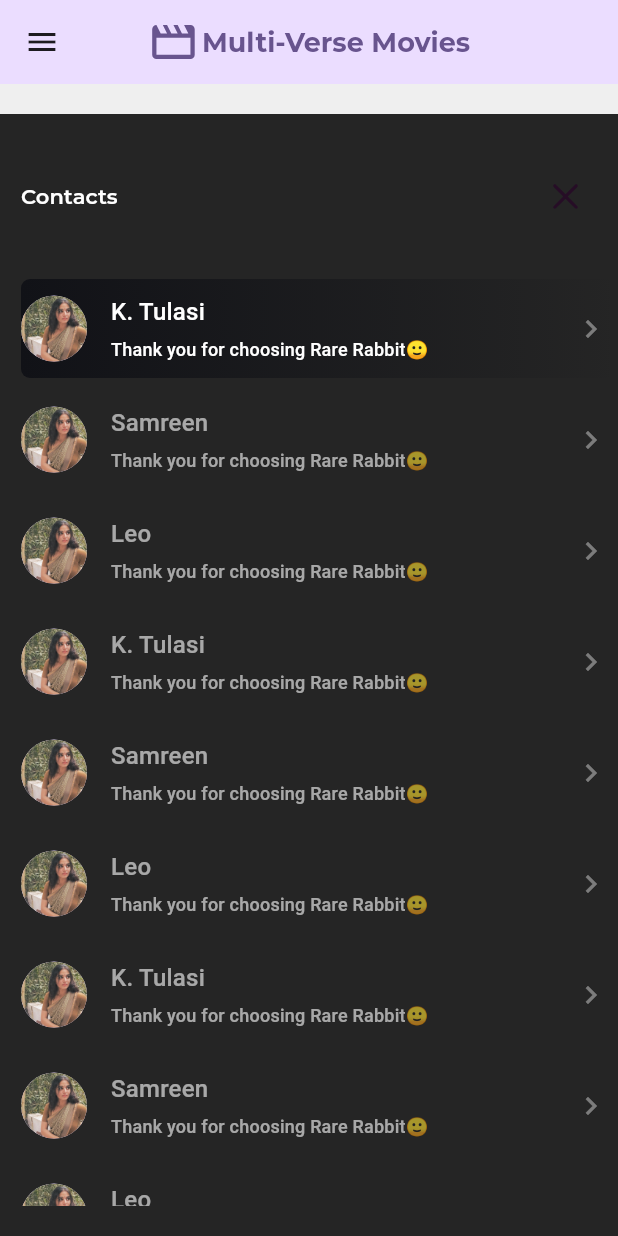
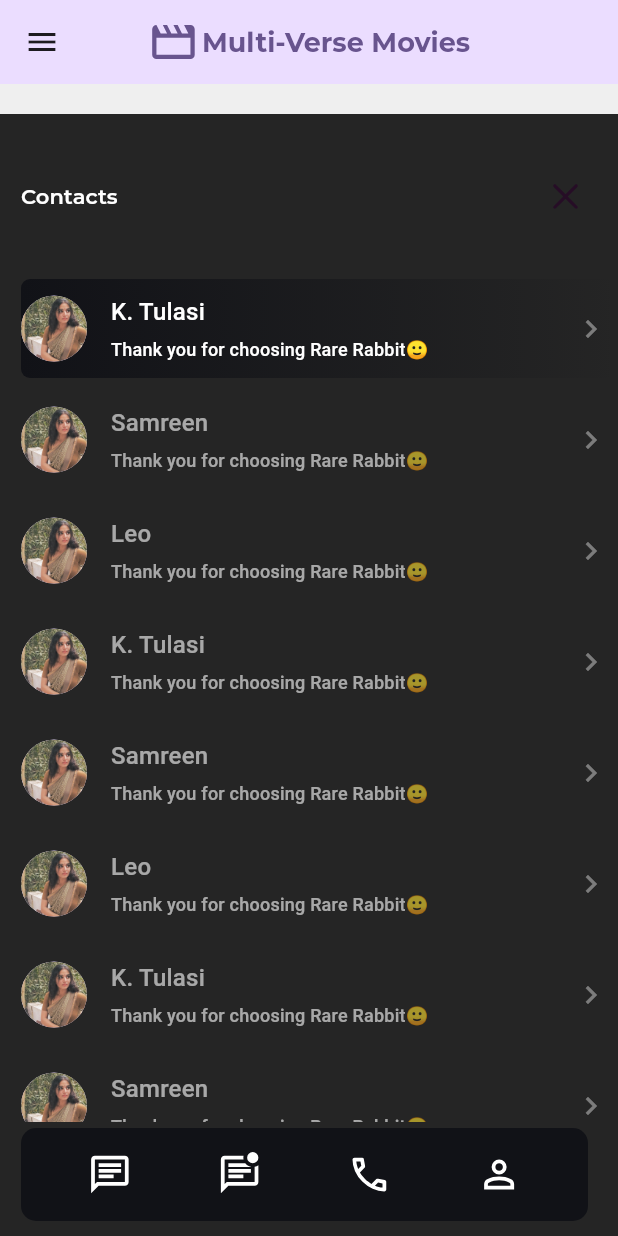
Before and after one commit to tulasireddytulasi/talk_time, a Flutter app: the screen it shows after launch, on a phone screen of 412 x 824 dp. Run offline on Flutter 3.47's test engine with Material 3 defaults, Android fonts, the phone set to English and light mode, and no system bars; our stand-ins replace flutter_svg, go_router; accounts and stored records are empty.

Commit message:
Implemented Bottom Nav Bar UI

```diff
--- a/lib/app/core/utils/assets_path.dart
+++ b/lib/app/core/utils/assets_path.dart
@@ -2,6 +2,11 @@ class Assets {
   Assets._();
 
   /// Icons
+  static const String chatIcon = "assets/icons/chat_icon.svg";
+  static const String statusIcon = "assets/icons/status_icon.svg";
+  static const String callIcon = "assets/icons/call_icon.svg";
+  static const String accountIcon = "assets/icons/account_icon.svg";
+
   static const String completedIcon = "assets/icons/completed_icon.svg";
   static const String inProcessIcon = "assets/icons/in_process_icon.svg";
   static const String closeIcon = "assets/icons/close.svg";
--- a/lib/app/view/home_screen/home_screen.dart
+++ b/lib/app/view/home_screen/home_screen.dart
@@ -45,7 +45,7 @@ class _HomeScreenState extends State<HomeScreen> {
           extendBodyBehindAppBar: true,
           drawer: Container(
             decoration: BoxDecoration(
-              color: Theme.of(context).colorScheme.primaryContainer,
+              color: ColorPalette.primaryContainer, // Theme.of(context).colorScheme.primaryContainer,
               borderRadius: BorderRadius.circular(8),
             ),
             width: constraints.maxWidth - 80,
--- a/lib/app/view/userslist_screen/user_list_screen.dart
+++ b/lib/app/view/userslist_screen/user_list_screen.dart
@@ -8,6 +8,7 @@ import 'package:talk_time/app/core/utils/dummy_data/users_list_data.dart';
 import 'package:talk_time/app/core/utils/enums.dart';
 import 'package:talk_time/app/core/utils/screen_sizes.dart';
 import 'package:talk_time/app/model/user_list_model.dart';
+import 'package:talk_time/app/view/userslist_screen/widget/bottom_nav_bar_widget.dart';
 import 'package:talk_time/app/view/userslist_screen/widget/user_item.dart';
 import 'package:flutter/material.dart';
 import 'package:flutter_svg/flutter_svg.dart';
@@ -135,7 +136,9 @@ class _UsersListScreenState extends State<UsersListScreen> with TickerProviderSt
             },
           ),
         ),
-        const SizedBox(height: 20),
+        const SizedBox(height: 4),
+        const BottomNavBarWidget(),
+        const SizedBox(height: 10),
       ],
     );
   }
--- /dev/null
+++ b/lib/app/view/userslist_screen/widget/bottom_nav_bar_widget.dart
@@ -0,0 +1,43 @@
+import 'package:flutter/material.dart';
+import 'package:flutter_svg/flutter_svg.dart';
+import 'package:talk_time/app/core/utils/assets_path.dart';
+import 'package:talk_time/app/core/utils/color_palette.dart';
+
+class BottomNavBarWidget extends StatefulWidget {
+  const BottomNavBarWidget({super.key});
+
+  @override
+  State<BottomNavBarWidget> createState() => _BottomNavBarWidgetState();
+}
+
+class _BottomNavBarWidgetState extends State<BottomNavBarWidget> {
+  final List<String> icons = [Assets.chatIcon, Assets.statusIcon, Assets.callIcon, Assets.accountIcon];
+
+  @override
+  Widget build(BuildContext context) {
+    return Container(
+      padding: const EdgeInsets.all(16),
+      margin: const EdgeInsets.only(right: 20),
+      decoration: const BoxDecoration(
+        color: ColorPalette.primary,
+        borderRadius:  BorderRadius.all(Radius.circular(10)),
+      ),
+      child: Row(
+        mainAxisAlignment: MainAxisAlignment.spaceAround,
+        children: List.generate(
+          icons.length,
+          (index) {
+            return SvgPicture.asset(
+              icons[index],
+              //colorFilter: ColorFilter(),
+              color: ColorPalette.whitePrimaryColor,
+              fit: BoxFit.contain,
+              width: 30,
+              height: 30,
+            );
+          },
+        ),
+      ),
+    );
+  }
+}
```
Also changed, not shown: assets/icons/account_icon.svg (added), assets/icons/call_icon.svg (added), assets/icons/chat_icon.svg (added), assets/icons/status_icon.svg (added).
